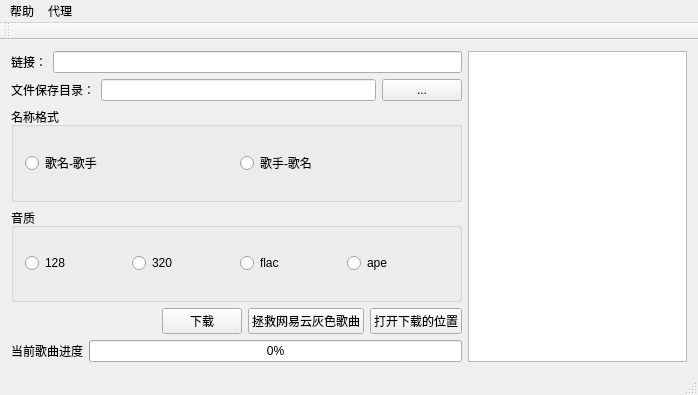
First picture: the form in mainwindow.ui, repository z52c/MusicDownloader, before the edit.
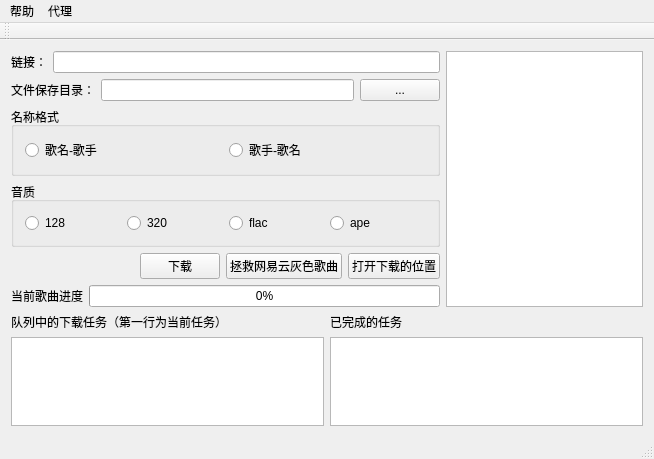
Second picture: the form after the edit.

Patch:
```diff
--- a/mainwindow.ui
+++ b/mainwindow.ui
@@ -6,15 +6,17 @@
    <rect>
     <x>0</x>
     <y>0</y>
-    <width>698</width>
-    <height>395</height>
+    <width>654</width>
+    <height>459</height>
    </rect>
   </property>
   <property name="windowTitle">
    <string>QQMusic&amp;NeteaseMusicDownloader</string>
   </property>
   <widget class="QWidget" name="centralWidget">
-   <layout class="QVBoxLayout" name="verticalLayout_4">
+   <layout class="QVBoxLayout" name="verticalLayout_7">
+    <item>
+     <layout class="QVBoxLayout" name="verticalLayout_6">
     <item>
      <layout class="QHBoxLayout" name="horizontalLayout_7">
       <item>
@@ -185,7 +187,41 @@
        </layout>
       </item>
       <item>
-       <widget class="QTextEdit" name="textEdit"/>
+         <widget class="QTextEdit" name="textEditNowInfo"/>
+        </item>
+       </layout>
+      </item>
+      <item>
+       <layout class="QHBoxLayout" name="horizontalLayout_8">
+        <item>
+         <layout class="QVBoxLayout" name="verticalLayout_4">
+          <item>
+           <widget class="QLabel" name="label_4">
+            <property name="text">
+             <string>队列中的下载任务（第一行为当前任务）</string>
+            </property>
+           </widget>
+          </item>
+          <item>
+           <widget class="QTextEdit" name="textEditDownloadQueueInfo"/>
+          </item>
+         </layout>
+        </item>
+        <item>
+         <layout class="QVBoxLayout" name="verticalLayout_5">
+          <item>
+           <widget class="QLabel" name="label_5">
+            <property name="text">
+             <string>已完成的任务</string>
+            </property>
+           </widget>
+          </item>
+          <item>
+           <widget class="QTextEdit" name="textEditFinishedInfo"/>
+          </item>
+         </layout>
+        </item>
+       </layout>
       </item>
      </layout>
     </item>
@@ -196,7 +232,7 @@
     <rect>
      <x>0</x>
      <y>0</y>
-     <width>698</width>
+     <width>654</width>
      <height>23</height>
     </rect>
    </property>
```
Lines whose indentation alone changed are shown as unchanged.
